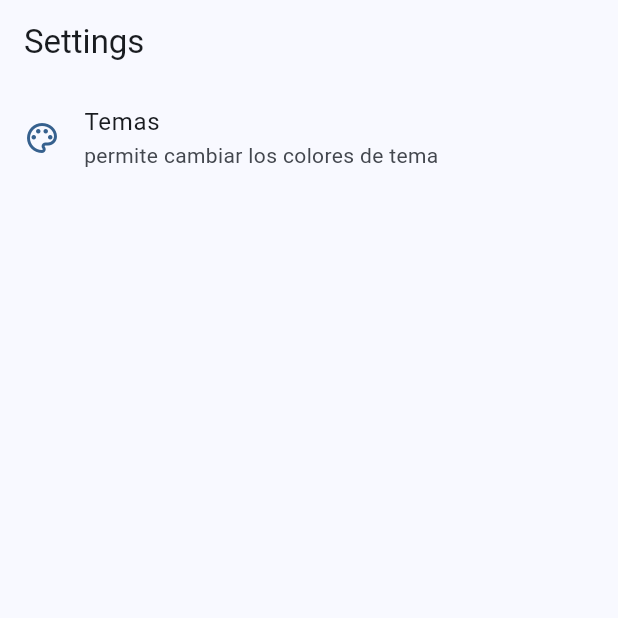
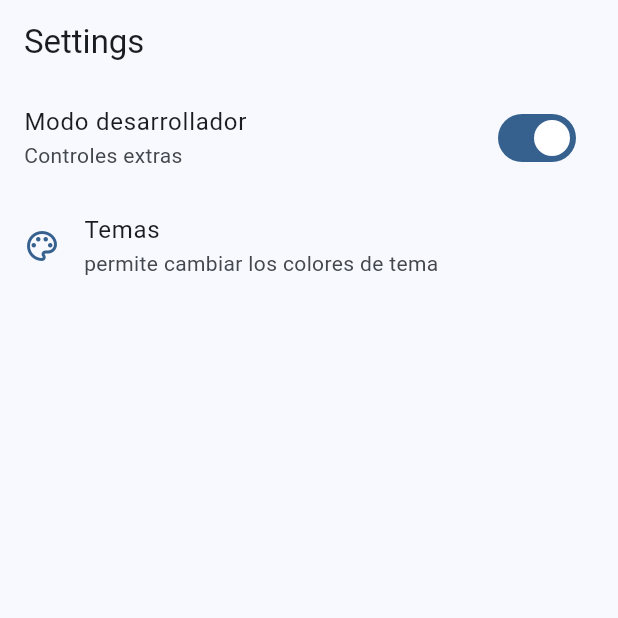
Before and after one commit to GatoJustiniano/flutter, a Flutter app: the SettingsScreen screen opened by its route, on a phone screen of 412 x 824 dp, the top half of it. Run offline on Flutter 3.47's test engine with Material 3 defaults, Android fonts, the phone set to English and light mode, and no system bars; our stand-ins replace animate_do, flutter_riverpod, go_router.

Commit message:
fix setting screen

```diff
--- a/lib/presentation/screens/settings/settings_screen.dart
+++ b/lib/presentation/screens/settings/settings_screen.dart
@@ -24,27 +24,32 @@ class _SettingView extends StatelessWidget {
 
   @override
   Widget build(BuildContext context) {
+    return Column(
+      children: [
+        SwitchListTile(
+          title: Text('Modo desarrollador'),
+          subtitle: Text('Controles extras'),
+          value: true,
+          onChanged: (value) {},
+        ),
+        Expanded(
+          child: _GenerarSettingItems(),
+        ),
+      ],
+    );
+  }
+}
+
+class _GenerarSettingItems extends StatelessWidget {
+  const _GenerarSettingItems();
+
+  @override
+  Widget build(BuildContext context) {
+    final isColor = Theme.of(context).colorScheme;
     return ListView.builder(
       itemCount: appMenuSettingItems.length,
       itemBuilder: (context, index) {
         final menuItem = appMenuSettingItems[index];
-        return _CustomListTile(menuItem: menuItem);
-      },
-    );
-  }
-}
-
-class _CustomListTile extends StatelessWidget {
-  const _CustomListTile({
-    required this.menuItem,
-  });
-
-  final MenuItem menuItem;
-
-  @override
-  Widget build(BuildContext context) {
-    final isColor = Theme.of(context).colorScheme;
-
         return ListTile(
           leading: Icon(
             menuItem.icon,
@@ -56,5 +61,7 @@ class _CustomListTile extends StatelessWidget {
             context.push(menuItem.link);
           },
         );
+      },
+    );
   }
 }
```
Lines whose indentation alone changed are shown as unchanged.
